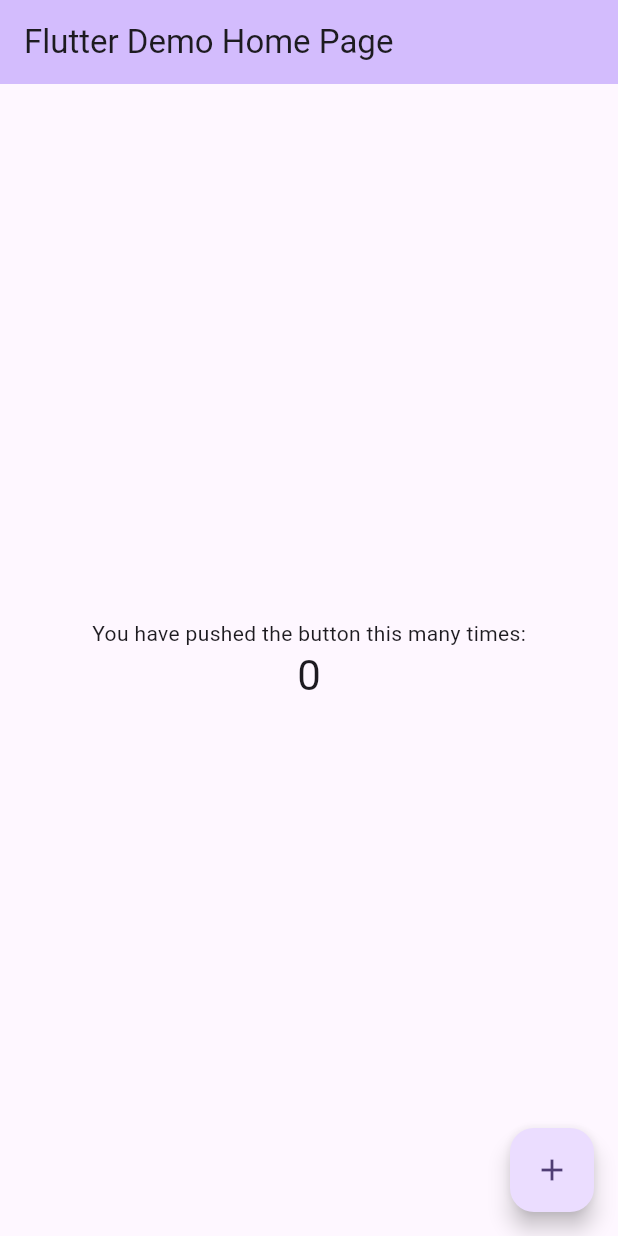
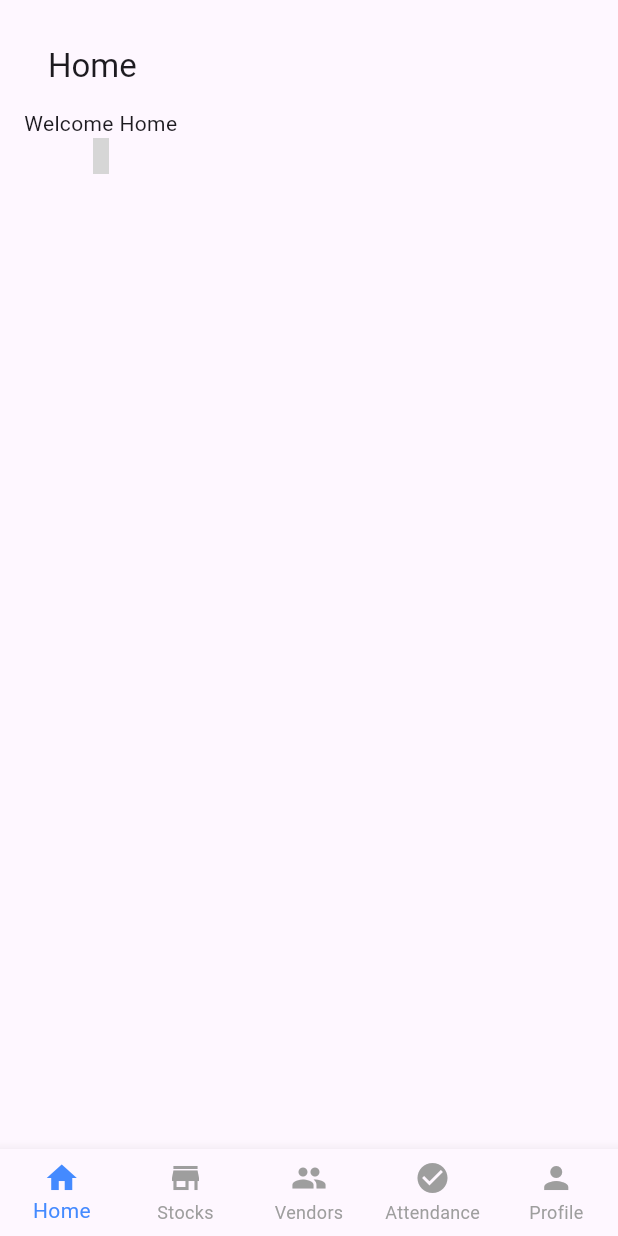
Before and after one commit to Moin-Rangrej/arhant_solution_task, a Flutter app: the screen it shows after launch, on a phone screen of 412 x 824 dp. Run offline on Flutter 3.47's test engine with Material 3 defaults, Android fonts, the phone set to English and light mode, and no system bars; grey boxes are pictures that could not be loaded.

Commit message:
make bottomNavigationBar

```diff
--- a/lib/main.dart
+++ b/lib/main.dart
@@ -1,3 +1,4 @@
+import 'package:arhant_solution_task/screen/main_page.dart';
 import 'package:flutter/material.dart';
 
 void main() {
@@ -6,117 +7,15 @@ void main() {
 
 class MyApp extends StatelessWidget {
   const MyApp({super.key});
-
-  // This widget is the root of your application.
   @override
   Widget build(BuildContext context) {
     return MaterialApp(
       title: 'Flutter Demo',
+      debugShowCheckedModeBanner: false,
       theme: ThemeData(
-        // This is the theme of your application.
-        //
-        // TRY THIS: Try running your application with "flutter run". You'll see
-        // the application has a purple toolbar. Then, without quitting the app,
-        // try changing the seedColor in the colorScheme below to Colors.green
-        // and then invoke "hot reload" (save your changes or press the "hot
-        // reload" button in a Flutter-supported IDE, or press "r" if you used
-        // the command line to start the app).
-        //
-        // Notice that the counter didn't reset back to zero; the application
-        // state is not lost during the reload. To reset the state, use hot
-        // restart instead.
-        //
-        // This works for code too, not just values: Most code changes can be
-        // tested with just a hot reload.
         colorScheme: ColorScheme.fromSeed(seedColor: Colors.deepPurple),
       ),
-      home: const MyHomePage(title: 'Flutter Demo Home Page'),
+      home: const MainPage(),
     );
   }
 }
-
-class MyHomePage extends StatefulWidget {
-  const MyHomePage({super.key, required this.title});
-
-  // This widget is the home page of your application. It is stateful, meaning
-  // that it has a State object (defined below) that contains fields that affect
-  // how it looks.
-
-  // This class is the configuration for the state. It holds the values (in this
-  // case the title) provided by the parent (in this case the App widget) and
-  // used by the build method of the State. Fields in a Widget subclass are
-  // always marked "final".
-
-  final String title;
-
-  @override
-  State<MyHomePage> createState() => _MyHomePageState();
-}
-
-class _MyHomePageState extends State<MyHomePage> {
-  int _counter = 0;
-
-  void _incrementCounter() {
-    setState(() {
-      // This call to setState tells the Flutter framework that something has
-      // changed in this State, which causes it to rerun the build method below
-      // so that the display can reflect the updated values. If we changed
-      // _counter without calling setState(), then the build method would not be
-      // called again, and so nothing would appear to happen.
-      _counter++;
-    });
-  }
-
-  @override
-  Widget build(BuildContext context) {
-    // This method is rerun every time setState is called, for instance as done
-    // by the _incrementCounter method above.
-    //
-    // The Flutter framework has been optimized to make rerunning build methods
-    // fast, so that you can just rebuild anything that needs updating rather
-    // than having to individually change instances of widgets.
-    return Scaffold(
-      appBar: AppBar(
-        // TRY THIS: Try changing the color here to a specific color (to
-        // Colors.amber, perhaps?) and trigger a hot reload to see the AppBar
-        // change color while the other colors stay the same.
-        backgroundColor: Theme.of(context).colorScheme.inversePrimary,
-        // Here we take the value from the MyHomePage object that was created by
-        // the App.build method, and use it to set our appbar title.
-        title: Text(widget.title),
-      ),
-      body: Center(
-        // Center is a layout widget. It takes a single child and positions it
-        // in the middle of the parent.
-        child: Column(
-          // Column is also a layout widget. It takes a list of children and
-          // arranges them vertically. By default, it sizes itself to fit its
-          // children horizontally, and tries to be as tall as its parent.
-          //
-          // Column has various properties to control how it sizes itself and
-          // how it positions its children. Here we use mainAxisAlignment to
-          // center the children vertically; the main axis here is the vertical
-          // axis because Columns are vertical (the cross axis would be
-          // horizontal).
-          //
-          // TRY THIS: Invoke "debug painting" (choose the "Toggle Debug Paint"
-          // action in the IDE, or press "p" in the console), to see the
-          // wireframe for each widget.
-          mainAxisAlignment: MainAxisAlignment.center,
-          children: <Widget>[
-            const Text('You have pushed the button this many times:'),
-            Text(
-              '$_counter',
-              style: Theme.of(context).textTheme.headlineMedium,
-            ),
-          ],
-        ),
-      ),
-      floatingActionButton: FloatingActionButton(
-        onPressed: _incrementCounter,
-        tooltip: 'Increment',
-        child: const Icon(Icons.add),
-      ), // This trailing comma makes auto-formatting nicer for build methods.
-    );
-  }
-}
--- /dev/null
+++ b/lib/screen/Onboarding/attendance/attendance.dart
@@ -0,0 +1,18 @@
+import 'package:flutter/material.dart';
+
+class Attendance extends StatefulWidget {
+  const Attendance({super.key});
+
+  @override
+  State<Attendance> createState() => _AttendanceState();
+}
+
+class _AttendanceState extends State<Attendance> {
+  @override
+  Widget build(BuildContext context) {
+    return Scaffold(
+      appBar: AppBar(title: Text("Attendance")),
+      body: SafeArea(child: Text("Welcome Attendance")),
+    );
+  }
+}
--- /dev/null
+++ b/lib/screen/Onboarding/home/home.dart
@@ -0,0 +1,24 @@
+import 'package:arhant_solution_task/arhant_solution_icon_icons.dart';
+import 'package:flutter/material.dart';
+
+class Home extends StatefulWidget {
+  const Home({super.key});
+
+  @override
+  State<Home> createState() => _HomeState();
+}
+
+class _HomeState extends State<Home> {
+  @override
+  Widget build(BuildContext context) {
+    return Scaffold(
+      appBar: AppBar(title: Text("Home")),
+      body: SafeArea(child: Column(
+        children: [
+          Text("Welcome Home"),
+          Icon(ArhantSolutionIcon.vector___0)
+        ],
+      )),
+    );
+  }
+}
--- /dev/null
+++ b/lib/screen/Onboarding/profile/profile.dart
@@ -0,0 +1,18 @@
+import 'package:flutter/material.dart';
+
+class Profile extends StatefulWidget {
+  const Profile({super.key});
+
+  @override
+  State<Profile> createState() => _ProfileState();
+}
+
+class _ProfileState extends State<Profile> {
+  @override
+  Widget build(BuildContext context) {
+    return Scaffold(
+      appBar: AppBar(title: Text("Profile")),
+      body: SafeArea(child: Text("Welcome Profile")),
+    );
+  }
+}
--- /dev/null
+++ b/lib/screen/Onboarding/stock/stock.dart
@@ -0,0 +1,18 @@
+import 'package:flutter/material.dart';
+
+class Stock extends StatefulWidget {
+  const Stock({super.key});
+
+  @override
+  State<Stock> createState() => _StockState();
+}
+
+class _StockState extends State<Stock> {
+  @override
+  Widget build(BuildContext context) {
+    return Scaffold(
+      appBar: AppBar(title: Text("Stock")),
+      body: SafeArea(child: Text("Welcome Stock")),
+    );
+  }
+}
--- /dev/null
+++ b/lib/screen/Onboarding/vendor/vendor.dart
@@ -0,0 +1,18 @@
+import 'package:flutter/material.dart';
+
+class Vendor extends StatefulWidget {
+  const Vendor({super.key});
+
+  @override
+  State<Vendor> createState() => _VendorState();
+}
+
+class _VendorState extends State<Vendor> {
+  @override
+  Widget build(BuildContext context) {
+    return Scaffold(
+      appBar: AppBar(title: Text("Vendor")),
+      body: SafeArea(child: Text("Welcome Vendor")),
+    );
+  }
+}
--- /dev/null
+++ b/lib/screen/main_page.dart
@@ -0,0 +1,61 @@
+import 'package:arhant_solution_task/screen/Onboarding/attendance/attendance.dart';
+import 'package:arhant_solution_task/screen/Onboarding/home/home.dart';
+import 'package:arhant_solution_task/screen/Onboarding/profile/profile.dart';
+import 'package:arhant_solution_task/screen/Onboarding/stock/stock.dart';
+import 'package:arhant_solution_task/screen/Onboarding/vendor/vendor.dart';
+import 'package:flutter/material.dart';
+
+class MainPage extends StatefulWidget {
+  const MainPage({super.key});
+
+  @override
+  State<MainPage> createState() => _MainPageState();
+}
+
+class _MainPageState extends State<MainPage> {
+  int _selectedIndex = 0;
+
+  final List<Widget> _pages = [
+    Home(),
+    Stock(),
+    Vendor(),
+    Attendance(),
+    Profile(),
+  ];
+
+  void _onTappedItem(int index) {
+    setState(() {
+      _selectedIndex = index;
+    });
+  }
+
+  @override
+  Widget build(BuildContext context) {
+    final double padding = MediaQuery.of(context).size.width > 600
+        ? 42.0
+        : 16.0;
+    return Scaffold(
+      body: Padding(
+        padding: EdgeInsets.all(padding),
+        child: _pages[_selectedIndex],
+      ),
+      bottomNavigationBar: BottomNavigationBar(
+        type: BottomNavigationBarType.fixed,
+        currentIndex: _selectedIndex,
+        selectedItemColor: Colors.blueAccent,
+        unselectedItemColor: Colors.grey,
+        onTap: _onTappedItem,
+        items: [
+          BottomNavigationBarItem(icon: Icon(Icons.home), label: "Home"),
+          BottomNavigationBarItem(icon: Icon(Icons.store), label: "Stocks"),
+          BottomNavigationBarItem(icon: Icon(Icons.people), label: "Vendors"),
+          BottomNavigationBarItem(
+            icon: Icon(Icons.check_circle),
+            label: "Attendance",
+          ),
+          BottomNavigationBarItem(icon: Icon(Icons.person), label: "Profile"),
+        ],
+      ),
+    );
+  }
+}
```
Also changed, not shown: lib/assets/fonts/InterMedium.ttf (added), lib/screen/Auth/login/login.dart (added), lib/utils/app_text_style.dart (added).
